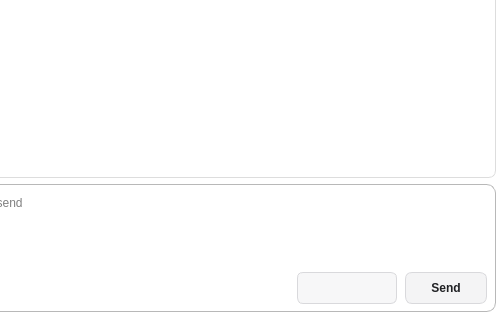
frankyeh/DSI-Studio, file ai_agent.ui: the form before one commit; both pictures show x 596 to 1100 and y 380 to 700 of the 1100 by 700 pixel window.
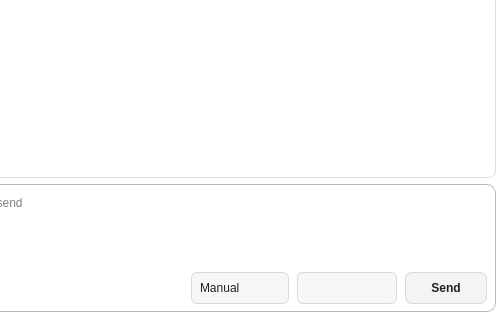
The form after the commit. Icons and pictures are not drawn.

The edit to the form file:
```diff
--- a/ai_agent.ui
+++ b/ai_agent.ui
@@ -428,6 +428,35 @@
              </property>
             </widget>
            </item>
+           <item row="1" column="4">
+            <widget class="QComboBox" name="ai_approval">
+             <property name="sizePolicy">
+              <sizepolicy hsizetype="Preferred" vsizetype="Fixed">
+               <horstretch>0</horstretch>
+               <verstretch>0</verstretch>
+              </sizepolicy>
+             </property>
+             <property name="minimumSize">
+              <size>
+               <width>0</width>
+               <height>32</height>
+              </size>
+             </property>
+             <property name="toolTip">
+              <string>Approval mode for AI actions (Manual: prompt on file write/shell/upload; Auto: approve automatically)</string>
+             </property>
+             <item>
+              <property name="text">
+               <string>Manual</string>
+              </property>
+             </item>
+             <item>
+              <property name="text">
+               <string>Auto</string>
+              </property>
+             </item>
+            </widget>
+           </item>
            <item row="1" column="5">
             <widget class="QComboBox" name="ai_model">
              <property name="sizePolicy">
```
